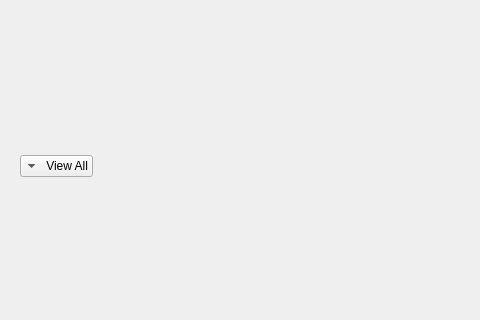
Before: the Qt Designer form frontend/MotorGraph.ui in YCP-Rev-Metrix/BallSpinner-Controller-v2, drawn with Qt 5; both pictures show x 0 to 480 and y 572 to 892 of the 904 by 892 pixel window.
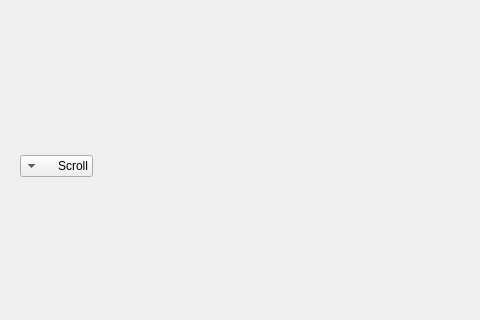
After: the same form once the commit is applied. Custom widgets are drawn as their Qt base class.

What changed in the file:
```diff
--- a/frontend/MotorGraph.ui
+++ b/frontend/MotorGraph.ui
@@ -117,6 +117,9 @@
         <property name="layoutDirection">
          <enum>Qt::RightToLeft</enum>
         </property>
+            <property name="currentIndex">
+             <number>1</number>
+            </property>
         <item>
          <property name="text">
           <string>View All</string>
```
